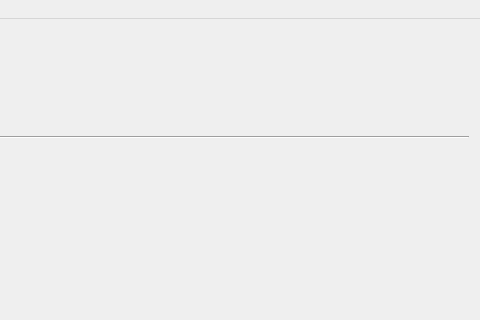
Qt form mainwindow.ui (freshbo/GC_CloudSegmentation) before a commit; both pictures show x 568 to 1048 and y 0 to 320 of the 1048 by 600 pixel window.
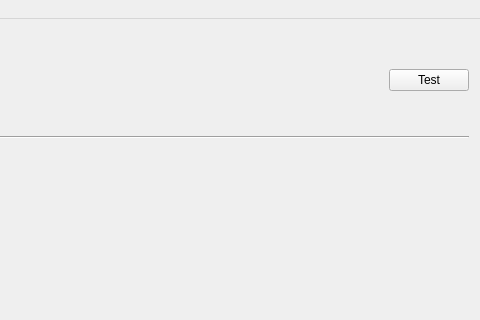
The same form after that commit. Custom widgets are drawn as their Qt base class.

Diff of the .ui file:
```diff
--- a/mainwindow.ui
+++ b/mainwindow.ui
@@ -231,6 +231,13 @@
           </property>
          </spacer>
         </item>
+        <item>
+         <widget class="QPushButton" name="testButton">
+          <property name="text">
+           <string>Test</string>
+          </property>
+         </widget>
+        </item>
        </layout>
       </item>
       <item>
```
